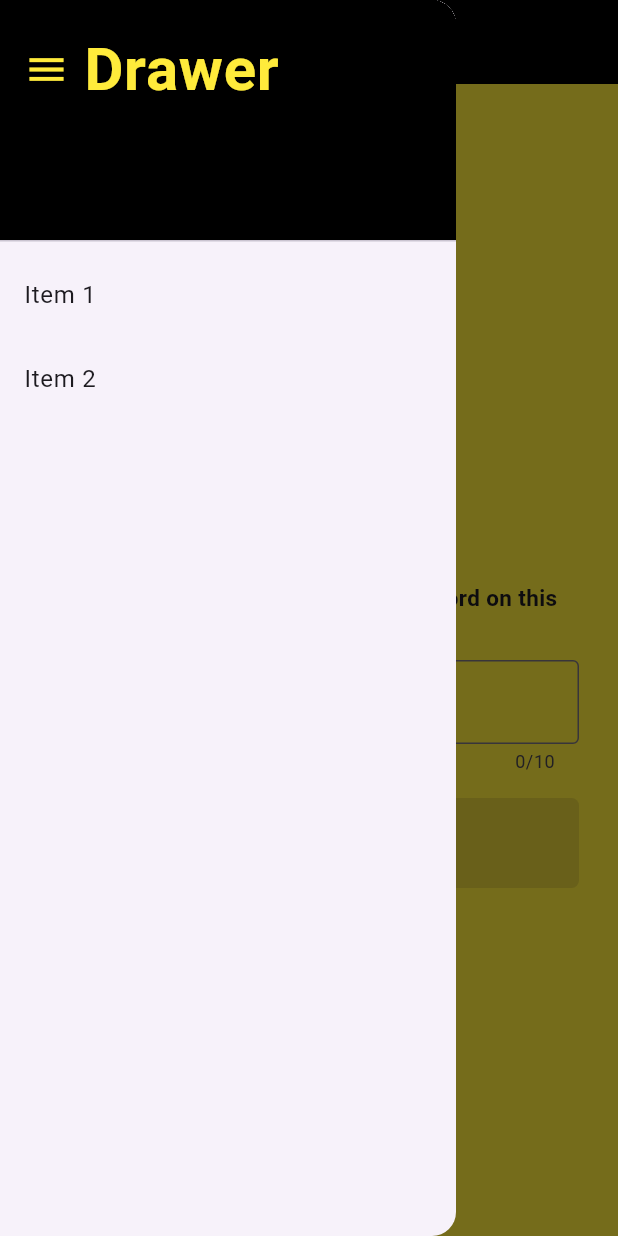
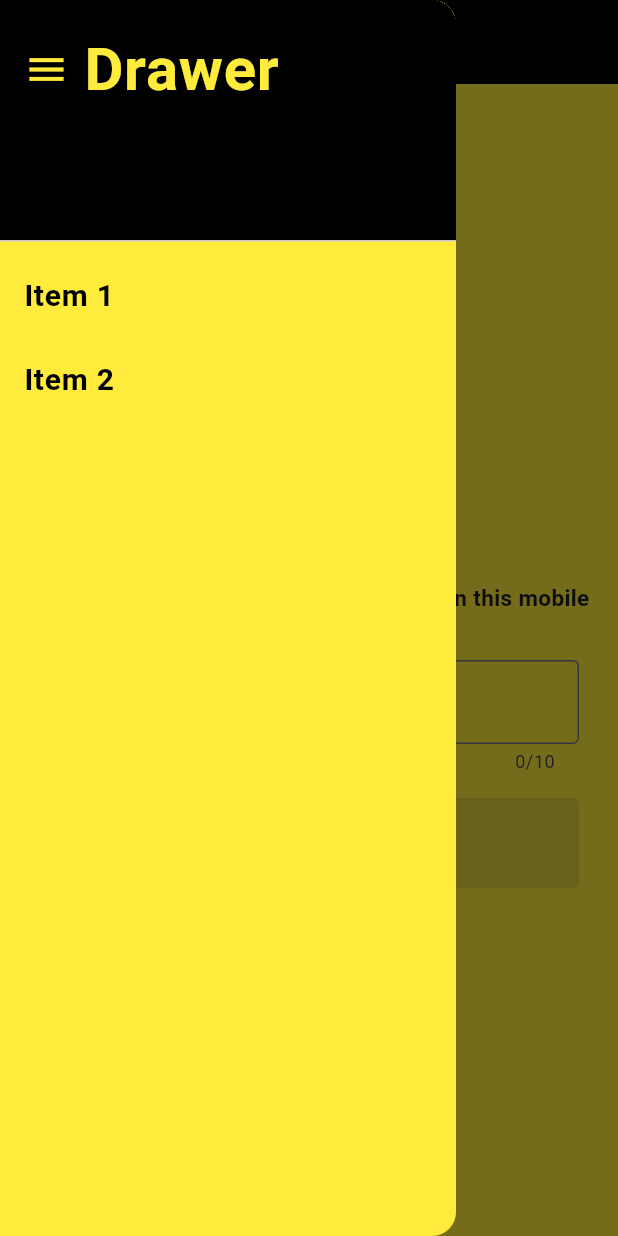
Before and after one commit to babadotin/new_task, a Flutter app: the screen it shows after launch, in the side drawer, after a tap on the "menu" icon, on a phone screen of 412 x 824 dp. Run offline on Flutter 3.47's test engine with Material 3 defaults, Android fonts, the phone set to English and light mode, and no system bars; drawn by our look-alikes of intl_phone_field; our stand-ins replace bloc, flutter_bloc.

```diff
--- a/lib/enter_phone_number_page.dart
+++ b/lib/enter_phone_number_page.dart
@@ -1,17 +1,15 @@
-// PhoneNumberPage.dart
-
 import 'package:flutter/material.dart';
+import 'package:flutter_bloc/flutter_bloc.dart';
 import 'package:intl_phone_field/intl_phone_field.dart';
 import 'package:new_task/enter_otp_page.dart';
-import 'package:new_task/otp_provider.dart';
-import 'package:provider/provider.dart';
+import 'package:new_task/otp_cubit.dart';
 
 class PhoneNumberPage extends StatelessWidget {
   const PhoneNumberPage({Key? key}) : super(key: key);
 
   @override
   Widget build(BuildContext context) {
-    final authProvider = Provider.of<OtpProvider>(context);
+    final otpCubit = BlocProvider.of<OtpCubit>(context);
 
     return Scaffold(
       backgroundColor: Colors.yellow,
@@ -23,7 +21,7 @@ class PhoneNumberPage extends StatelessWidget {
               icon: const Icon(
                 Icons.menu,
                 color: Colors.yellow,
-                size: 44, // Changing Drawer Icon Size
+                size: 44,
               ),
               onPressed: () {
                 Scaffold.of(context).openDrawer();
@@ -42,6 +40,7 @@ class PhoneNumberPage extends StatelessWidget {
         ),
       ),
       drawer: Drawer(
+        backgroundColor: Colors.yellow,
         child: ListView(
           children: [
             const DrawerHeader(
@@ -74,11 +73,23 @@ class PhoneNumberPage extends StatelessWidget {
               ),
             ),
             ListTile(
-              title: const Text('Item 1'),
+              title: const Text(
+                'Item 1',
+                style: TextStyle(
+                    color: Colors.black,
+                    fontSize: 20,
+                    fontWeight: FontWeight.bold),
+              ),
               onTap: () {},
             ),
             ListTile(
-              title: const Text('Item 2'),
+              title: const Text(
+                'Item 2',
+                style: TextStyle(
+                    color: Colors.black,
+                    fontSize: 20,
+                    fontWeight: FontWeight.bold),
+              ),
               onTap: () {},
             ),
           ],
@@ -101,7 +112,7 @@ class PhoneNumberPage extends StatelessWidget {
                 height: 30,
               ),
               const Text(
-                'We will send you an One Time Password on this mobile number',
+                'We will send you a One Time Password on this mobile number',
                 textAlign: TextAlign.center,
                 style: TextStyle(
                   fontSize: 15,
@@ -122,20 +133,19 @@ class PhoneNumberPage extends StatelessWidget {
                   ),
                   initialCountryCode: 'IN',
                   onChanged: (phone) {
-                    authProvider.setPhoneNumber(phone.number);
+                    otpCubit.setPhoneNumber(phone.number);
                   },
                 ),
               ),
               const SizedBox(height: 16),
               ElevatedButton(
-                onPressed: authProvider.phoneNumber.isEmpty
+                onPressed: otpCubit.state.phoneNumber.isEmpty
                     ? null
                     : () {
                         Navigator.push(
                           context,
                           MaterialPageRoute(
-                            builder: (context) =>
-                                OTPPage(phoneNumber: authProvider.phoneNumber),
+                            builder: (context) => const OTPPage(),
                           ),
                         );
                       },
--- a/lib/main.dart
+++ b/lib/main.dart
@@ -1,14 +1,25 @@
+// main.dart
 import 'package:flutter/material.dart';
+import 'package:flutter_bloc/flutter_bloc.dart';
 import 'package:new_task/enter_phone_number_page.dart';
+import 'package:new_task/otp_cubit.dart';
 import 'package:new_task/otp_provider.dart';
 import 'package:provider/provider.dart';
 
 void main() {
-  runApp(const MyApp());
+  runApp(
+    MaterialApp(
+      debugShowCheckedModeBanner: false,
+      home: BlocProvider(
+        create: (context) => OtpCubit(),
+        child: const MyApp(),
+      ),
+    ),
+  );
 }
 
 class MyApp extends StatelessWidget {
-  const MyApp({super.key});
+  const MyApp({Key? key}) : super(key: key);
 
   @override
   Widget build(BuildContext context) {
--- /dev/null
+++ b/lib/otp_cubit.dart
@@ -0,0 +1,41 @@
+import 'package:bloc/bloc.dart';
+
+class OtpCubit extends Cubit<OtpState> {
+  OtpCubit() : super(OtpState());
+
+  void setCountryCode(String code) {
+    emit(state.copyWith(countryCode: code));
+  }
+
+  void setPhoneNumber(String number) {
+    emit(state.copyWith(phoneNumber: number));
+  }
+
+  void setOTP(String code) {
+    emit(state.copyWith(otp: code));
+  }
+}
+
+class OtpState {
+  final String countryCode;
+  final String phoneNumber;
+  final String otp;
+
+  OtpState({
+    this.countryCode = '+91',
+    this.phoneNumber = '',
+    this.otp = '',
+  });
+
+  OtpState copyWith({
+    String? countryCode,
+    String? phoneNumber,
+    String? otp,
+  }) {
+    return OtpState(
+      countryCode: countryCode ?? this.countryCode,
+      phoneNumber: phoneNumber ?? this.phoneNumber,
+      otp: otp ?? this.otp,
+    );
+  }
+}
--- a/lib/otp_provider.dart
+++ b/lib/otp_provider.dart
@@ -1,9 +1,8 @@
-// OTP_page.dart
-
+// otp_provider.dart
 import 'package:flutter/material.dart';
 
 class OtpProvider with ChangeNotifier {
-  String countryCode = '+1';
+  String countryCode = '+91';
   String phoneNumber = '';
   String otp = '';
 
@@ -21,4 +20,8 @@ class OtpProvider with ChangeNotifier {
     otp = code;
     notifyListeners();
   }
+
+  String getPhoneNumber() {
+    return '$countryCode $phoneNumber';
+  }
 }
--- a/pubspec.yaml
+++ b/pubspec.yaml
@@ -37,6 +37,8 @@ dependencies:
   cupertino_icons: ^1.0.2
   provider: ^6.1.1
   intl_phone_field: ^3.2.0
+  bloc: ^8.1.2
+  flutter_bloc: ^8.1.3
 
 dev_dependencies:
   flutter_test:
```
Also changed, not shown: lib/enter_otp_page.dart (+17 -9 lines), pubspec.lock.
